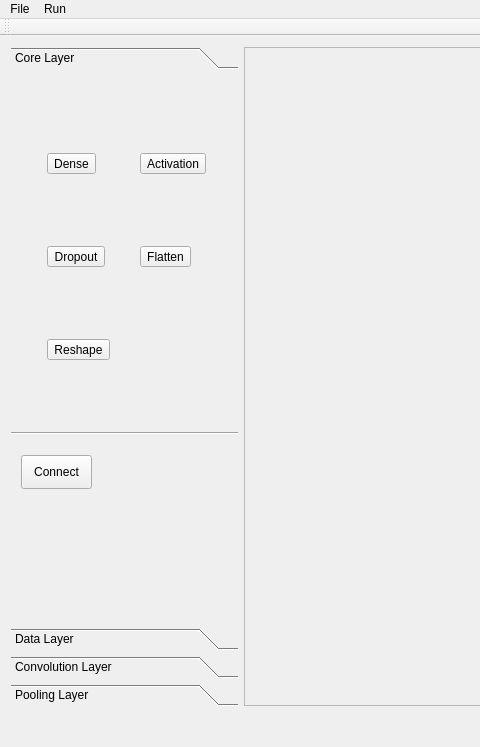
Qt form app/mainwindow.ui (kelvin34501/alchimia_repo) before a commit; both pictures show x 0 to 480 and y 0 to 747 of the 1169 by 747 pixel window.
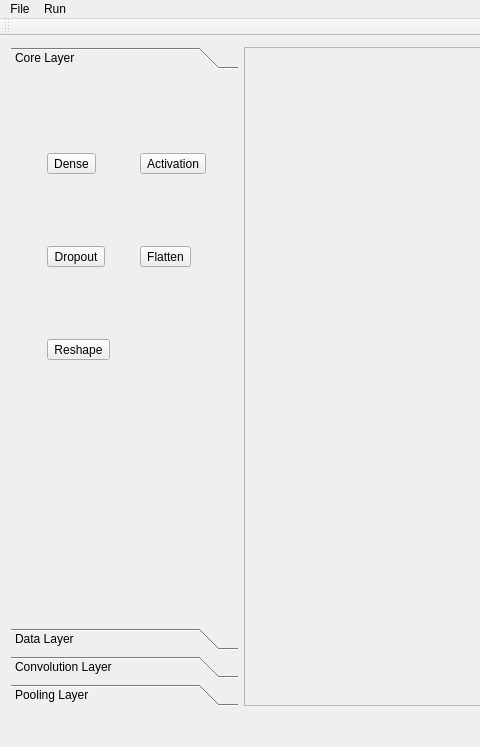
The same form after that commit.

Commit message:
Reimplement ConnectParts with PortItems
1. Parts can only be connected through ports;
2. Implement painting of PortItems;
3. Remove the "Connect" button.

The edit to the form file:
```diff
--- a/app/mainwindow.ui
+++ b/app/mainwindow.ui
@@ -41,7 +41,7 @@
           <x>0</x>
           <y>0</y>
           <width>231</width>
-          <height>595</height>
+          <height>551</height>
          </rect>
         </property>
         <attribute name="label">
@@ -124,41 +124,6 @@
           </item>
          </layout>
         </widget>
-        <widget class="Line" name="line">
-         <property name="geometry">
-          <rect>
-           <x>0</x>
-           <y>350</y>
-           <width>239</width>
-           <height>16</height>
-          </rect>
-         </property>
-         <property name="sizePolicy">
-          <sizepolicy hsizetype="Minimum" vsizetype="Fixed">
-           <horstretch>0</horstretch>
-           <verstretch>0</verstretch>
-          </sizepolicy>
-         </property>
-         <property name="orientation">
-          <enum>Qt::Horizontal</enum>
-         </property>
-        </widget>
-        <widget class="QToolButton" name="connectButton">
-         <property name="geometry">
-          <rect>
-           <x>10</x>
-           <y>380</y>
-           <width>71</width>
-           <height>34</height>
-          </rect>
-         </property>
-         <property name="text">
-          <string>Connect</string>
-         </property>
-         <property name="checkable">
-          <bool>true</bool>
-         </property>
-        </widget>
        </widget>
        <widget class="QWidget" name="page_2">
         <property name="geometry">
```
Left out of the diff: 8 changed lines with no effect on the pictures. The commit also changes 7 other files.
